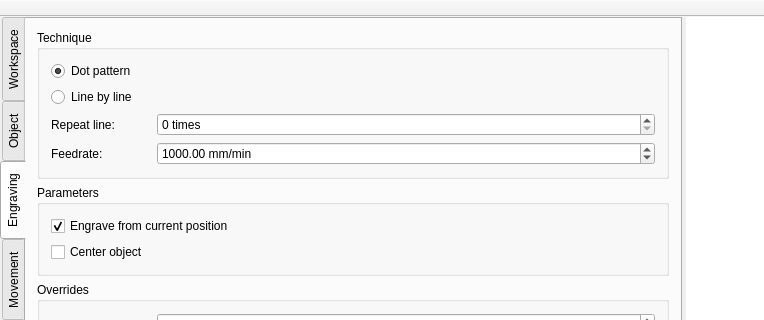
Qt form src/mainwindow.ui (dev-0x7C6/laser-engraver) before a commit; both pictures show x 0 to 764 and y 0 to 320 of the 1200 by 900 pixel window.
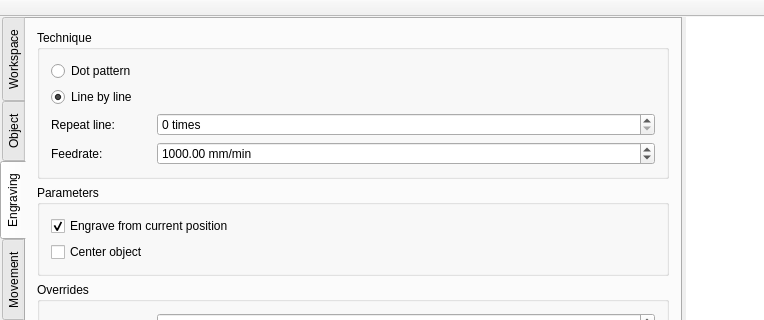
The same form after that commit. Custom widgets are drawn as their Qt base class.

Commit message: settings: remember pattern type.

```diff
--- a/src/mainwindow.ui
+++ b/src/mainwindow.ui
@@ -817,7 +817,7 @@
                <string>Dot pattern</string>
               </property>
               <property name="checked">
-               <bool>true</bool>
+               <bool>false</bool>
               </property>
              </widget>
             </item>
@@ -826,6 +826,9 @@
               <property name="text">
                <string>Line by line</string>
               </property>
+              <property name="checked">
+               <bool>true</bool>
+              </property>
              </widget>
             </item>
             <item>
```
Left out of the diff: 2 changed lines with no effect on the pictures. The commit also changes 2 other files.
